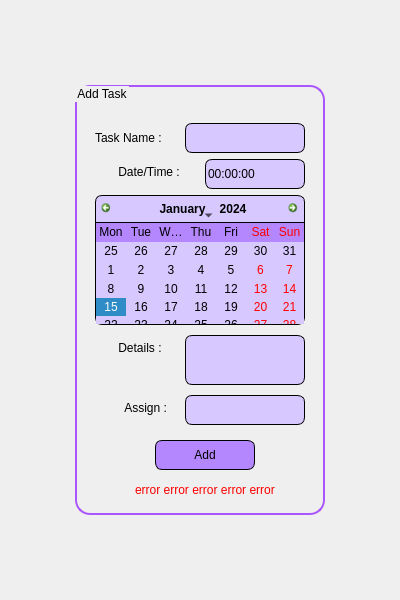
Qt form src/addtask.ui (msm-mir/To-Do-List) before a commit.
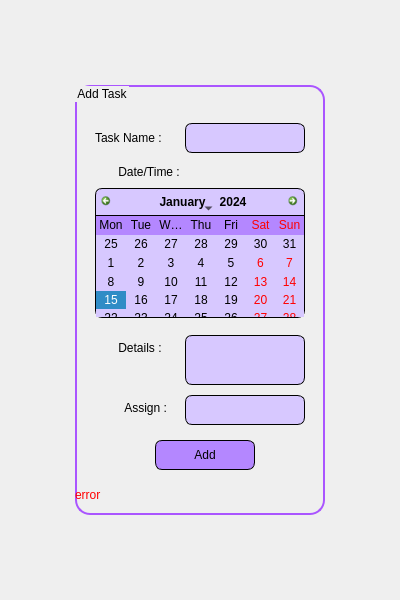
The same form after that commit. Icons and pictures are not drawn.

Commit message: add list class and task class and their functions

```diff
--- a/src/addtask.ui
+++ b/src/addtask.ui
@@ -99,10 +99,10 @@
     <widget class="QLabel" name="labelError">
      <property name="geometry">
       <rect>
-       <x>60</x>
-       <y>390</y>
-       <width>180</width>
-       <height>30</height>
+       <x>0</x>
+       <y>400</y>
+       <width>250</width>
+       <height>20</height>
       </rect>
      </property>
      <property name="styleSheet">
@@ -110,7 +110,7 @@
 color: rgb(255, 0, 0);</string>
      </property>
      <property name="text">
-      <string>error error error error error</string>
+      <string>error</string>
      </property>
     </widget>
     <widget class="QLabel" name="labelTime">
@@ -149,46 +149,11 @@
       <string>       Details :</string>
      </property>
     </widget>
-    <widget class="QTimeEdit" name="timeEdit">
-     <property name="geometry">
-      <rect>
-       <x>130</x>
-       <y>74</y>
-       <width>100</width>
-       <height>30</height>
-      </rect>
-     </property>
-     <property name="styleSheet">
-      <string notr="true">QDateTimeEdit {
-font: 9pt&quot;Merriweather&quot;;
-border-radius: 7px;
-background-color: rgb(215, 200, 255);
-border: 1px solid #000000;
-}
-QDateTimeEdit:hover {
-	background-color: rgb(206, 192, 247);
-}
-QDateTimeEdit:up-button {
-	border-radius: 2px;
-	subcontrol-position: top right;
-	height: 12px;
-	width: 20px;
-	image: url(:/images/icon/arrow_up_icon.png);
-}
-QDateTimeEdit:down-button {
-	border-radius: 2px;
-	subcontrol-position: bottom right;
-	height: 12px;
-	width: 20px;
-	image: url(:/images/icon/arrow_down_icon.png);
-}</string>
-     </property>
-    </widget>
     <widget class="QCalendarWidget" name="calendarWidget">
      <property name="geometry">
       <rect>
        <x>20</x>
-       <y>110</y>
+       <y>103</y>
        <width>210</width>
        <height>130</height>
       </rect>
```
Left out of the diff: 3 changed lines with no effect on the pictures. The commit also changes 28 other files.
